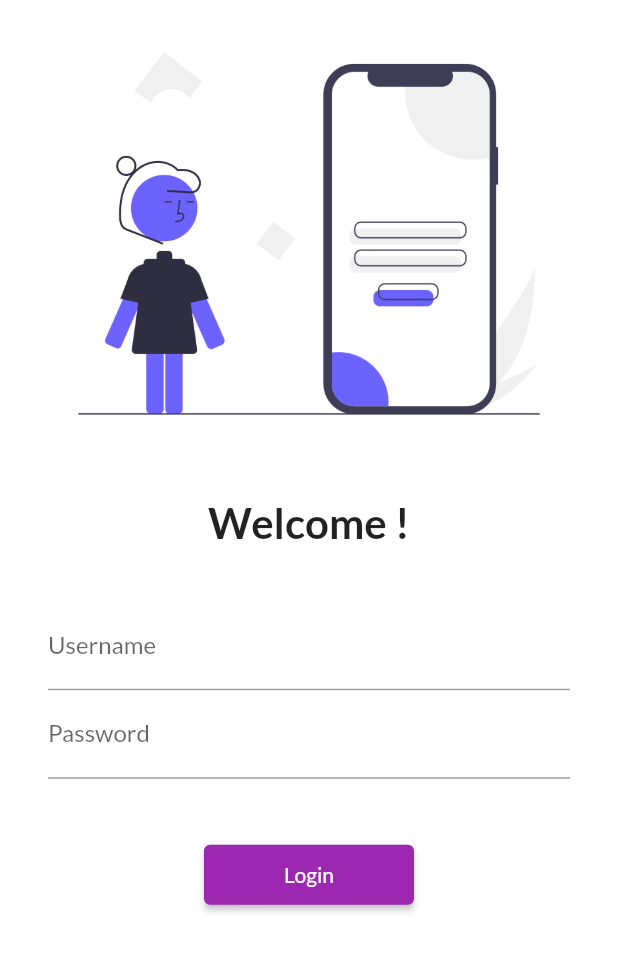
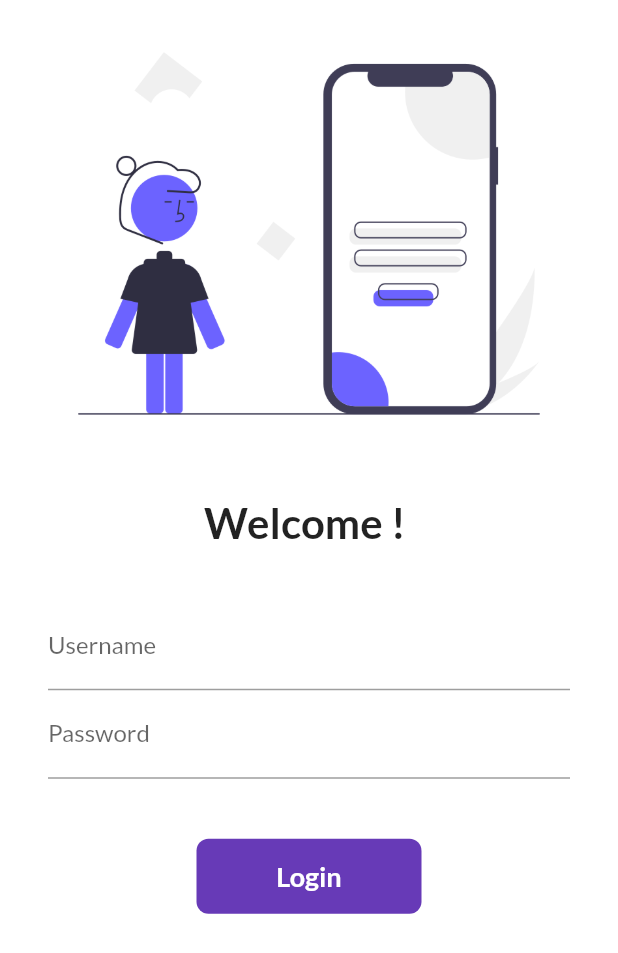
Before and after one commit to Ashutosh-Rana/Flutter, a Flutter app: the screen it shows after launch, on a phone screen of 412 x 824 dp. Shown: the top 953 px of the screen. Run offline on Flutter 3.47's test engine with Material 2 defaults, Android fonts, the phone set to English and light mode, and no system bars; our stand-ins replace google_fonts.

Commit message:
day 6 completed

```diff
--- a/lib/pages/home_page.dart
+++ b/lib/pages/home_page.dart
@@ -7,7 +7,7 @@ class HomePage extends StatelessWidget {
   Widget build(BuildContext context) {
     return Scaffold(
       appBar: AppBar(
-        title:const Text("Catalog App"),
+        title: const Text("Catalog App"),
       ),
       body: Center(
         child: Container(
--- a/lib/pages/login_page.dart
+++ b/lib/pages/login_page.dart
@@ -1,7 +1,14 @@
 import 'package:first_app/utils/routes.dart';
 import 'package:flutter/material.dart';
 
-class LoginPage extends StatelessWidget {
+class LoginPage extends StatefulWidget {
+  @override
+  State<LoginPage> createState() => _LoginPageState();
+}
+
+class _LoginPageState extends State<LoginPage> {
+  String name = "";
+  bool changeButton = false;
   @override
   Widget build(BuildContext context) {
     return Material(
@@ -16,8 +23,8 @@ class LoginPage extends StatelessWidget {
             const SizedBox(
               height: 20,
             ),
-            const Text("Welcome !",
-                style: TextStyle(
+            Text("Welcome ! $name",
+                style: const TextStyle(
                   fontSize: 28,
                   fontWeight: FontWeight.bold,
                 )),
@@ -34,6 +41,10 @@ class LoginPage extends StatelessWidget {
                       hintText: "Enter Username",
                       labelText: "Username",
                     ),
+                    onChanged: (value) {
+                      name = value;
+                      setState(() {});
+                    },
                   ),
                   TextFormField(
                     obscureText: true,
@@ -45,13 +56,49 @@ class LoginPage extends StatelessWidget {
                   const SizedBox(
                     height: 40,
                   ),
-                  ElevatedButton(
-                    onPressed: () {
+
+                  InkWell(
+                    onTap: () async {
+                      setState(() {
+                        changeButton = true;
+                      });
+                      await Future.delayed(Duration(seconds: 1));
                       Navigator.pushNamed(context, MyRoutes.homeRoute);
                     },
-                    child: const Text("Login"),
-                    style: TextButton.styleFrom(minimumSize: Size(140, 40)),
+                    child: AnimatedContainer(
+                      duration: const Duration(seconds: 1),
+                      height: 50,
+                      width: changeButton ? 50 : 150,
+                      alignment: Alignment.center,
+                      child: changeButton
+                          ? const Icon(
+                              Icons.done,
+                              color: Colors.white,
+                            )
+                          : const Text(
+                              "Login",
+                              style: TextStyle(
+                                color: Colors.white,
+                                fontWeight: FontWeight.bold,
+                                fontSize: 18,
+                              ),
+                            ),
+                      decoration: BoxDecoration(
+                        color: Colors.deepPurple,
+                        //shape: changeButton?BoxShape.circle: BoxShape.rectangle,
+                        borderRadius:
+                            BorderRadius.circular(changeButton ? 50 : 8),
+                      ),
+                    ),
                   )
+
+                  // ElevatedButton(
+                  //   onPressed: () {
+                  //     Navigator.pushNamed(context, MyRoutes.homeRoute);
+                  //   },
+                  //   child: const Text("Login"),
+                  //   style: TextButton.styleFrom(minimumSize: Size(140, 40)),
+                  // )
                 ],
               ),
             )
```
